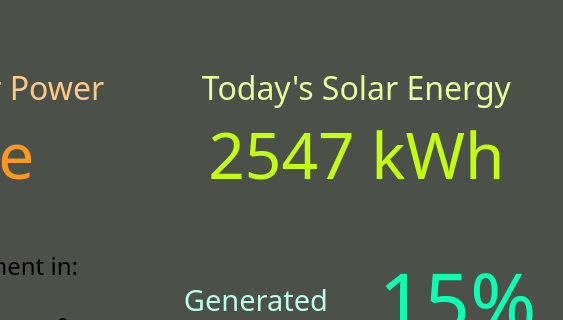
Qt form form.ui (minusmagis/GreenhouseMeasurements) before a commit; both pictures show x 788 to 1351 and y 0 to 320 of the 1351 by 760 pixel window.
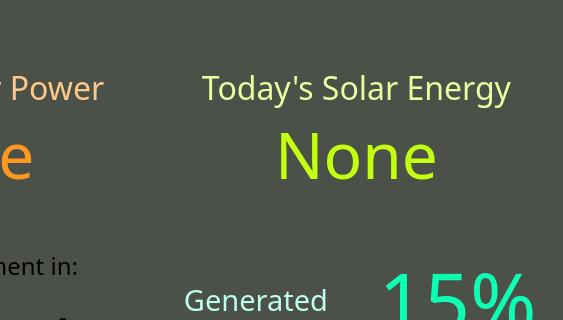
The same form after that commit. The open tabs and pages were chosen to show the change. Icons and pictures are not drawn.

```diff
--- a/form.ui
+++ b/form.ui
@@ -3285,7 +3285,7 @@
                    <string notr="true">  color: rgb(195, 255, 17);</string>
                   </property>
                   <property name="text">
-                   <string>2547 kWh</string>
+                   <string>None</string>
                   </property>
                   <property name="alignment">
                    <set>Qt::AlignCenter</set>
```
Left out of the diff: 115 changed lines with no effect on the pictures.
